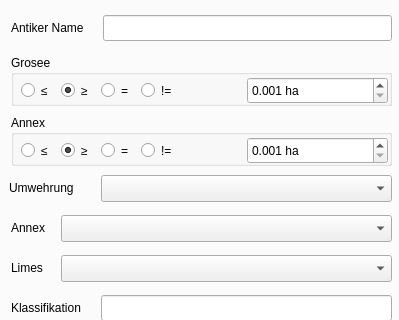
This is limes/Limes_dialog_base.ui in MichalDycka/limes as Qt 5 draws it before an edit; both pictures show x 0 to 399 and y 0 to 320 of the 399 by 553 pixel window. The edited form follows.
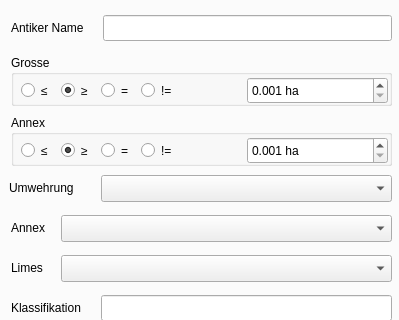
This is the edited form. The open tabs and pages were chosen to show the change. Icons and pictures are not drawn. Custom widgets are drawn as their Qt base class.

Commit message: Fix grosee to grosse

```diff
--- a/limes/Limes_dialog_base.ui
+++ b/limes/Limes_dialog_base.ui
@@ -622,7 +622,7 @@
       <string/>
      </property>
      <property name="title">
-      <string>Grosee</string>
+      <string>Grosse</string>
      </property>
      <widget class="QgsDoubleSpinBox" name="spinBoxGrosseInHektar">
       <property name="geometry">
```
Left out of the diff: 2 changed lines with no effect on the pictures.
